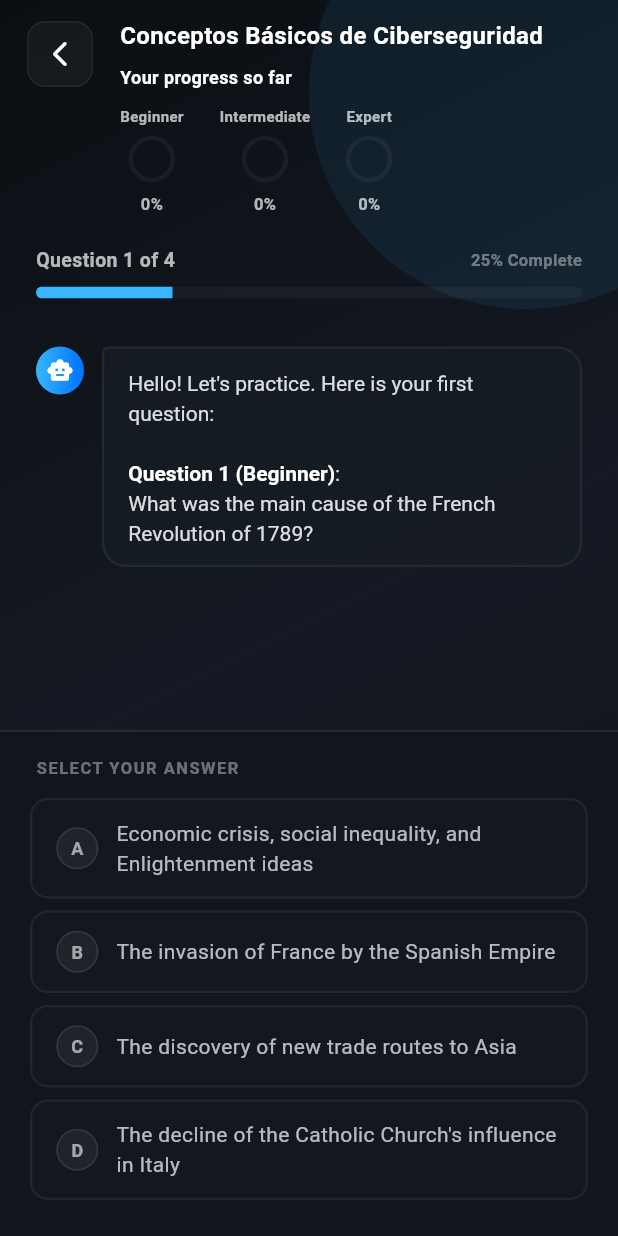
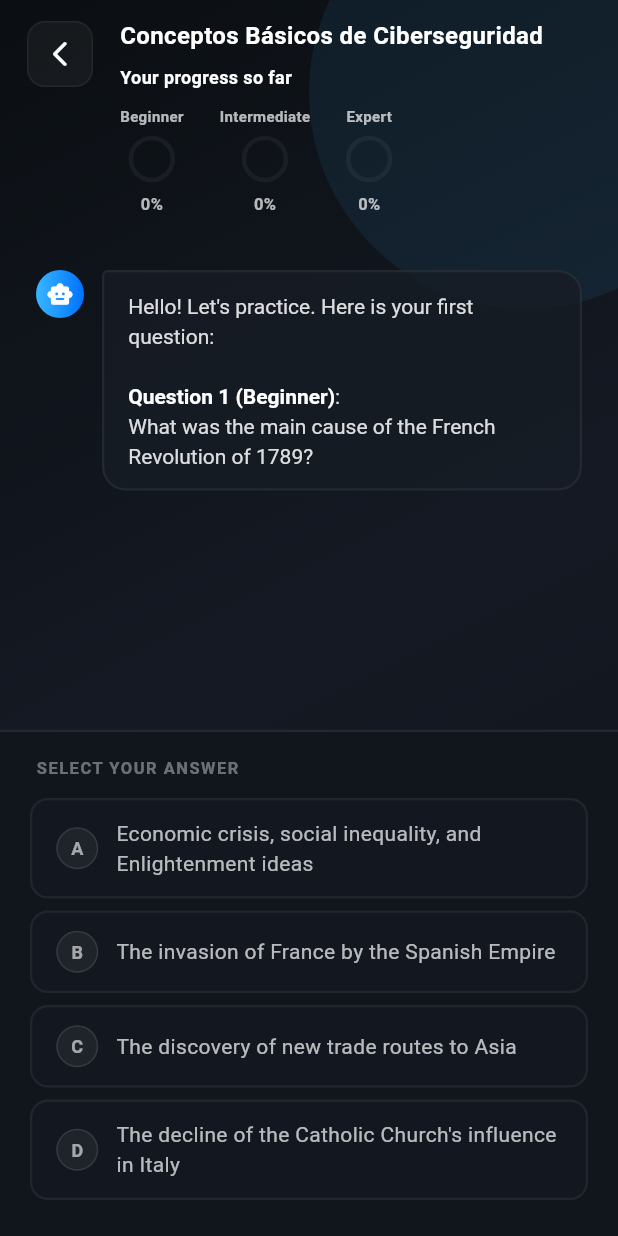
Before and after one commit to entermedia-community/eme_plugin_app, a Flutter app: the RehearseScreen screen opened directly with sample values from the repository, on a phone screen of 412 x 824 dp. Run offline on Flutter 3.47's test engine with Material 3 defaults, Android fonts, the phone set to English and light mode, and no system bars; our stand-ins replace timeago, transparent_image.

Commit message:
refactor: comment out progress bar UI components in rehearse screen

```diff
--- a/lib/screens/rehearse_screen.dart
+++ b/lib/screens/rehearse_screen.dart
@@ -1066,7 +1066,7 @@ class _RehearseScreenState extends State<RehearseScreen> {
   }
 
   Widget _buildQuizView() {
-    final progress = (_currentIndex + 1) / _questions.length;
+    // final progress = (_currentIndex + 1) / _questions.length;
     final activeQuestion = _questions[_currentIndex];
 
     // Compute dynamic session metrics
@@ -1161,47 +1161,47 @@ class _RehearseScreenState extends State<RehearseScreen> {
           ),
         ),
 
-        // Progress bar indicators
-        Padding(
-          padding: const EdgeInsets.symmetric(horizontal: 24.0, vertical: 8.0),
-          child: Column(
-            children: [
-              Row(
-                mainAxisAlignment: MainAxisAlignment.spaceBetween,
-                children: [
-                  Text(
-                    'Question ${_currentIndex + 1} of ${_questions.length}',
-                    style: const TextStyle(
-                      color: Colors.white70,
-                      fontWeight: FontWeight.bold,
-                      fontSize: 13,
-                    ),
-                  ),
-                  Text(
-                    '${(progress * 100).toInt()}% Complete',
-                    style: TextStyle(
-                      color: Colors.white.withValues(alpha: 0.4),
-                      fontWeight: FontWeight.bold,
-                      fontSize: 11,
-                    ),
-                  ),
-                ],
-              ),
-              const SizedBox(height: 8),
-              ClipRRect(
-                borderRadius: BorderRadius.circular(8),
-                child: LinearProgressIndicator(
-                  value: progress,
-                  minHeight: 8,
-                  backgroundColor: Colors.white.withValues(alpha: 0.04),
-                  valueColor: AlwaysStoppedAnimation<Color>(
-                    widget.tutorial.gradientColors.first,
-                  ),
-                ),
-              ),
-            ],
-          ),
-        ),
+        // // Progress bar indicators
+        // Padding(
+        //   padding: const EdgeInsets.symmetric(horizontal: 24.0, vertical: 8.0),
+        //   child: Column(
+        //     children: [
+        //       Row(
+        //         mainAxisAlignment: MainAxisAlignment.spaceBetween,
+        //         children: [
+        //           Text(
+        //             'Question ${_currentIndex + 1} of ${_questions.length}',
+        //             style: const TextStyle(
+        //               color: Colors.white70,
+        //               fontWeight: FontWeight.bold,
+        //               fontSize: 13,
+        //             ),
+        //           ),
+        //           Text(
+        //             '${(progress * 100).toInt()}% Complete',
+        //             style: TextStyle(
+        //               color: Colors.white.withValues(alpha: 0.4),
+        //               fontWeight: FontWeight.bold,
+        //               fontSize: 11,
+        //             ),
+        //           ),
+        //         ],
+        //       ),
+        //       const SizedBox(height: 8),
+        //       ClipRRect(
+        //         borderRadius: BorderRadius.circular(8),
+        //         child: LinearProgressIndicator(
+        //           value: progress,
+        //           minHeight: 8,
+        //           backgroundColor: Colors.white.withValues(alpha: 0.04),
+        //           valueColor: AlwaysStoppedAnimation<Color>(
+        //             widget.tutorial.gradientColors.first,
+        //           ),
+        //         ),
+        //       ),
+        //     ],
+        //   ),
+        // ),
 
         // Chat Conversation Log Area
         Expanded(
```
